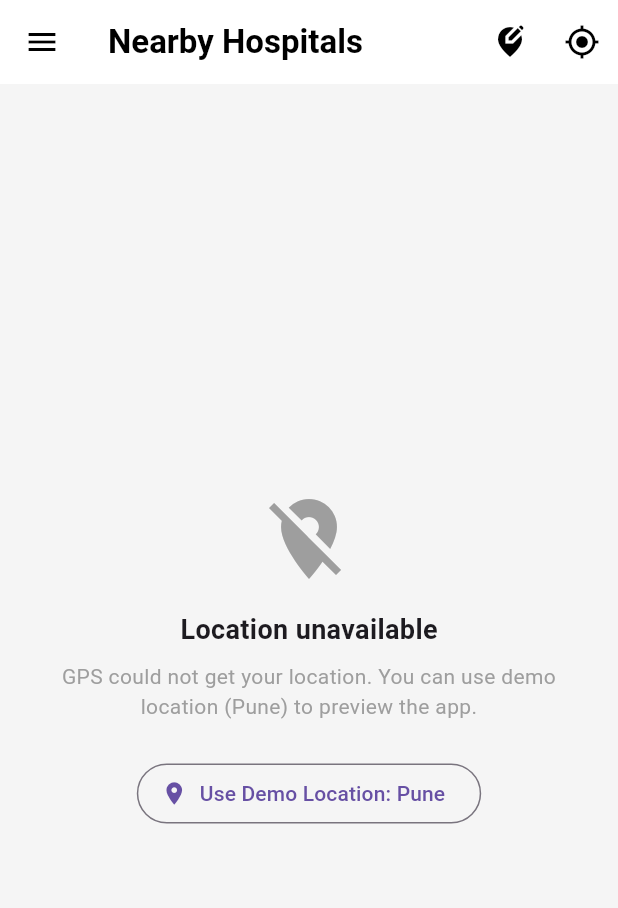
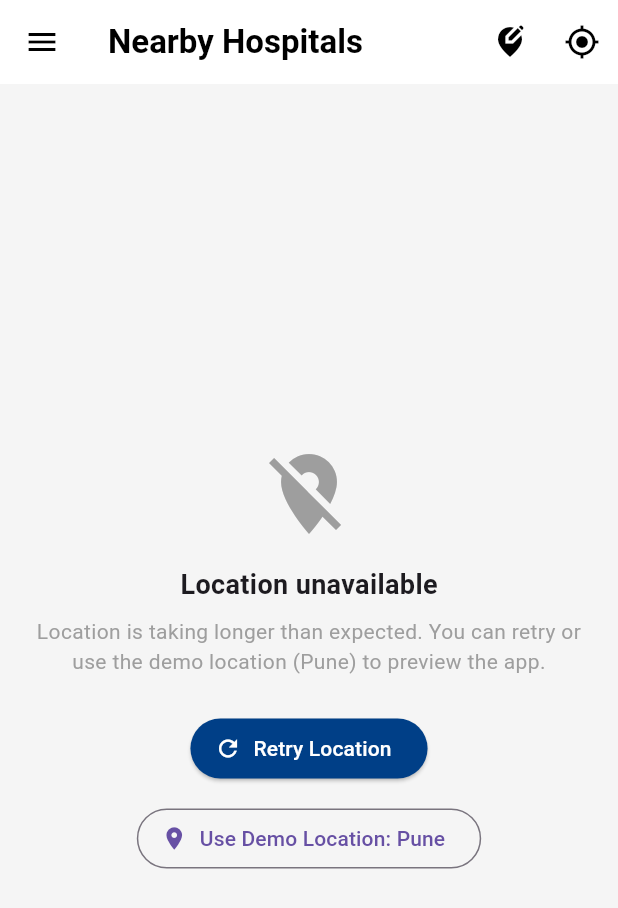
Before and after one commit to SAIRAJ41/OfflineMedic, a Flutter app: the MapScreen screen opened by its route, on a phone screen of 412 x 824 dp. Shown: the top 908 px of the screen. Run offline on Flutter 3.47's test engine with Material 3 defaults, Android fonts, the phone set to English and light mode, and no system bars; our stand-ins replace connectivity_plus, dio, fl_chart, flutter_map, geolocator, image_picker and 4 more; missing offline and left inert: llama_cpp_dart, record, whisper_flutter_new; accounts and stored records are empty.

Commit message:
Fixing Errors

```diff
--- a/lib/screens/map/map_screen.dart
+++ b/lib/screens/map/map_screen.dart
@@ -5,6 +5,7 @@ import 'package:flutter_map/flutter_map.dart';
 import 'package:latlong2/latlong.dart';
 import 'package:geolocator/geolocator.dart';
 import 'package:url_launcher/url_launcher.dart';
+import 'package:connectivity_plus/connectivity_plus.dart';
 
 import '../../models/hospital.dart';
 import '../../services/hospital_service.dart';
@@ -19,10 +20,12 @@ class MapScreen extends StatefulWidget {
 class _MapScreenState extends State<MapScreen> {
   Position? _currentPosition;
   bool _isLoading = true;
+  String _loadingMessage = 'Getting location...';
   bool _isUsingDemoLocation = false;
   bool _locationDenied = false;
   // ignore: unused_field
   bool _gpsFailed = false;
+  bool _mapTakingLonger = false;
   List<Hospital> _nearbyHospitals = const [];
   List<Hospital> _filteredHospitals = const [];
 
@@ -49,9 +52,11 @@ class _MapScreenState extends State<MapScreen> {
   Future<void> _init() async {
     setState(() {
       _isLoading = true;
+      _loadingMessage = 'Getting location...';
       _locationDenied = false;
       _gpsFailed = false;
       _isUsingDemoLocation = false;
+      _mapTakingLonger = false;
     });
 
     // Try to get real GPS location
@@ -69,10 +74,36 @@ class _MapScreenState extends State<MapScreen> {
       debugPrint('Map: GPS failed or denied, waiting for user action');
     }
 
+    setState(() {
+      _loadingMessage = 'Loading nearby hospitals...';
+    });
+
     // Always try to load hospital data from local DB
     await _loadNearby();
 
-    setState(() => _isLoading = false);
+    setState(() {
+      _loadingMessage = 'Loading map...';
+      _isLoading = false;
+    });
+
+    _checkConnectivityForMap();
+  }
+
+  Future<void> _checkConnectivityForMap() async {
+    try {
+      final connectivityResult = await Connectivity().checkConnectivity();
+      if (connectivityResult.contains(ConnectivityResult.none)) {
+        if (mounted) setState(() => _mapTakingLonger = true);
+      } else {
+        Future.delayed(const Duration(seconds: 6), () {
+          if (mounted) setState(() => _mapTakingLonger = true);
+        });
+      }
+    } catch (e) {
+      Future.delayed(const Duration(seconds: 6), () {
+        if (mounted) setState(() => _mapTakingLonger = true);
+      });
+    }
   }
 
   Future<Position?> _tryGetGPS() async {
@@ -97,7 +128,9 @@ class _MapScreenState extends State<MapScreen> {
 
       final pos = await Geolocator.getCurrentPosition(
         desiredAccuracy: LocationAccuracy.high,
-      );
+      ).timeout(const Duration(seconds: 10), onTimeout: () {
+        throw TimeoutException('GPS is taking longer than expected.');
+      });
 
       return pos;
     } catch (e) {
@@ -264,17 +297,17 @@ class _MapScreenState extends State<MapScreen> {
   Widget _buildLoadingState() {
     return Container(
       color: Colors.white,
-      child: const Center(
+      child: Center(
         child: Column(
           mainAxisSize: MainAxisSize.min,
           children: [
-            CircularProgressIndicator(
+            const CircularProgressIndicator(
               valueColor: AlwaysStoppedAnimation<Color>(Colors.blue),
             ),
-            SizedBox(height: 16),
+            const SizedBox(height: 16),
             Text(
-              'Getting location...',
-              style: TextStyle(color: Colors.grey, fontSize: 16),
+              _loadingMessage,
+              style: const TextStyle(color: Colors.grey, fontSize: 16),
             ),
           ],
         ),
@@ -327,9 +360,28 @@ class _MapScreenState extends State<MapScreen> {
         // Map (may fail to load tiles without internet, but hospitals list still works)
         Expanded(
           flex: 3,
-          child: Container(
-            color: const Color(0xFFD6EAF8),
-            child: _buildMapWidget(),
+          child: Stack(
+            children: [
+              Container(
+                color: const Color(0xFFD6EAF8),
+                child: _buildMapWidget(),
+              ),
+              if (_mapTakingLonger)
+                Positioned(
+                  top: 0,
+                  left: 0,
+                  right: 0,
+                  child: Container(
+                    padding: const EdgeInsets.symmetric(vertical: 8, horizontal: 16),
+                    color: Colors.orange.shade100.withOpacity(0.9),
+                    child: Text(
+                      'Map is taking longer to load. You can still view nearby hospitals below.',
+                      textAlign: TextAlign.center,
+                      style: TextStyle(color: Colors.orange.shade800, fontSize: 13, fontWeight: FontWeight.bold),
+                    ),
+                  ),
+                ),
+            ],
           ),
         ),
         // Hospital List
@@ -503,7 +555,7 @@ class _MapScreenState extends State<MapScreen> {
             Text(
               _locationDenied
                   ? 'Please enable location permission to show nearby hospitals.'
-                  : 'GPS could not get your location. You can use demo location (Pune) to preview the app.',
+                  : 'Location is taking longer than expected. You can retry or use the demo location (Pune) to preview the app.',
               textAlign: TextAlign.center,
               style: const TextStyle(color: Colors.grey),
             ),
@@ -515,6 +567,21 @@ class _MapScreenState extends State<MapScreen> {
                 },
                 icon: const Icon(Icons.settings),
                 label: const Text('Open Settings'),
+                style: ElevatedButton.styleFrom(
+                  backgroundColor: const Color(0xFF003F87),
+                  foregroundColor: Colors.white,
+                ),
+              ),
+              const SizedBox(height: 12),
+            ],
+            if (!_locationDenied) ...[
+              ElevatedButton.icon(
+                onPressed: () {
+                  setState(() => _isLoading = true);
+                  _init();
+                },
+                icon: const Icon(Icons.refresh),
+                label: const Text('Retry Location'),
                 style: ElevatedButton.styleFrom(
                   backgroundColor: const Color(0xFF003F87),
                   foregroundColor: Colors.white,
--- a/pubspec.yaml
+++ b/pubspec.yaml
@@ -11,7 +11,7 @@ dependencies:
   flutter:
     sdk: flutter
   whisper_flutter_new: 1.0.1
-  llama_cpp_dart: ^0.2.2
+  llama_cpp_dart: ^0.1.1
   sqflite: ^2.3.0
   path: ^1.8.3
   path_provider: ^2.1.1
```
Also changed, not shown: lib/services/gemma_service.dart (+16 -1 lines), lib/services/llama_runtime_service.dart (+5 -8 lines), .claude/settings.local.json.
